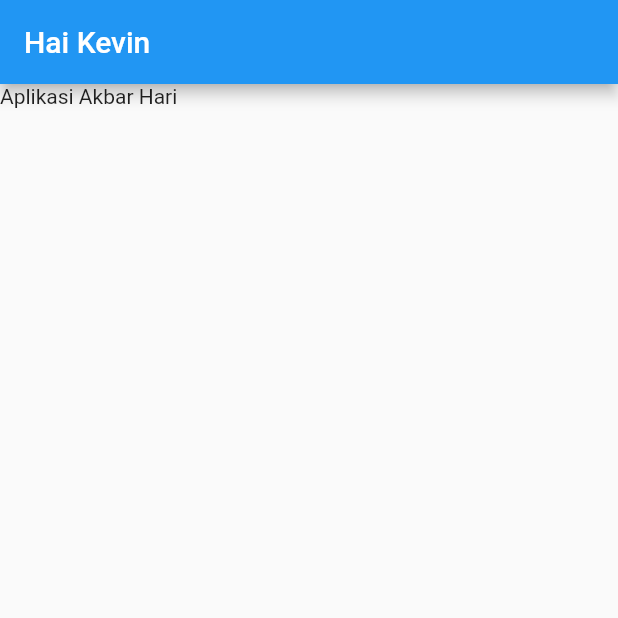
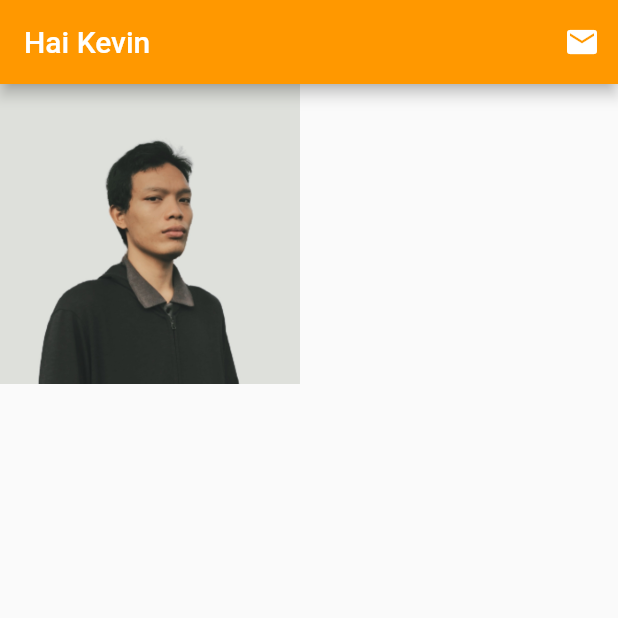
Before and after one commit to akbarharii/My_First_flutter, a Flutter app: the screen it shows after launch, on a phone screen of 412 x 824 dp, the top half of it. Run offline on Flutter 3.47's test engine with Material 2 defaults, Android fonts, the phone set to English and light mode, and no system bars.

Commit message:
Update Layout

```diff
--- a/lib/main.dart
+++ b/lib/main.dart
@@ -17,10 +17,21 @@ class MyApp extends StatelessWidget {
         primarySwatch: Colors.blue,
       ),
       home: Scaffold(
-        appBar: AppBar(title: const Text("Hai Kevin"),),
-        body: const SafeArea(
-          child: Text("Aplikasi Akbar Hari"),)
-      )
-    );
+        appBar: AppBar(title: const Text("Hai Kevin"),
+        backgroundColor: Colors.orange,
+        actions:[
+        IconButton(onPressed: () {}, icon: const Icon(Icons.mail))
+        ],
+        ),
+        body: SafeArea(
+          child: Container(
+            child: Row(
+              children: const [Image(
+            image: AssetImage("assets/images/akbar.jpeg"),
+            height: 200)]
+            ,
+            )),
+          ))
+      );
   }
 }
--- a/pubspec.yaml
+++ b/pubspec.yaml
@@ -58,9 +58,8 @@ flutter:
   uses-material-design: true
 
   # To add assets to your application, add an assets section, like this:
-  # assets:
-  #   - images/a_dot_burr.jpeg
-  #   - images/a_dot_ham.jpeg
+  assets:
+     - assets/images/akbar.jpeg
 
   # An image asset can refer to one or more resolution-specific "variants", see
   # https://flutter.dev/assets-and-images/#resolution-aware.
```
Also changed, not shown: assets/images/akbar.jpeg (added), assets/images/project.svg (added).
